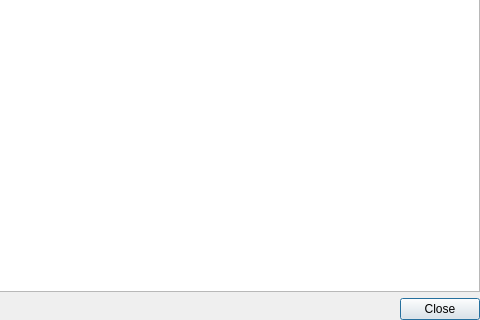
eurocontrol-asu/open_alaqs, file open_alaqs/ui/ui_table_view_dialog.ui: the form before one commit; both pictures show x 227 to 707 and y 220 to 540 of the 707 by 540 pixel window.
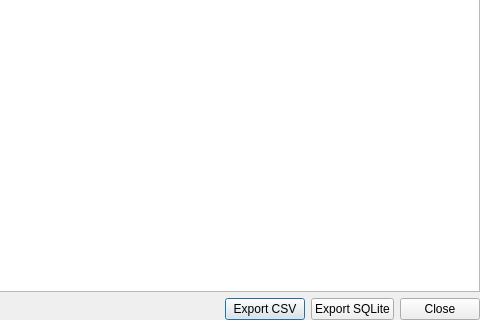
The form after the commit.

Commit message: Add export to CSV and SQLite to the table view window

```diff
--- a/open_alaqs/ui/ui_table_view_dialog.ui
+++ b/open_alaqs/ui/ui_table_view_dialog.ui
@@ -38,6 +38,20 @@
        </property>
       </spacer>
      </item>
+     <item>
+      <widget class="QPushButton" name="exportCsvBtn">
+       <property name="text">
+        <string>Export CSV</string>
+       </property>
+      </widget>
+     </item>
+     <item>
+      <widget class="QPushButton" name="exportSqliteBtn">
+       <property name="text">
+        <string>Export SQLite</string>
+       </property>
+      </widget>
+     </item>
      <item>
       <widget class="QDialogButtonBox" name="buttonBox">
        <property name="sizePolicy">
```
Left out of the diff: 11 changed lines with no effect on the pictures. The commit also changes 1 other file.
